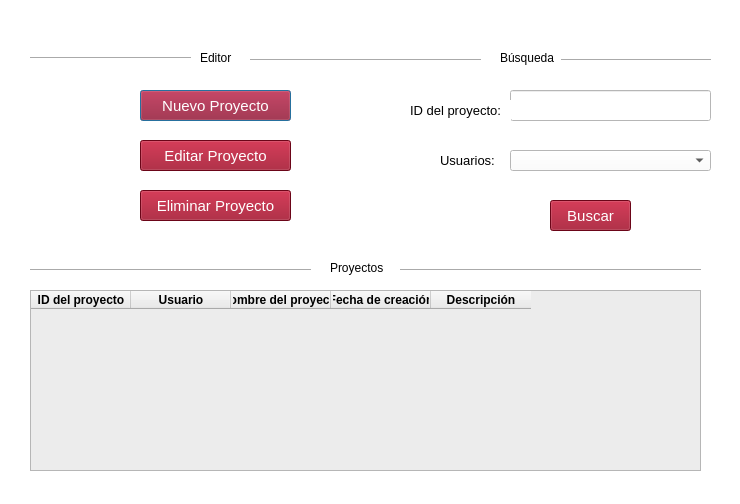
This is LangmuirProbeGUI/GUI/projectManager.ui in joseluisalf/LangmuirProbeDesktopApp as Qt 5 draws it before an edit. The edited form follows.
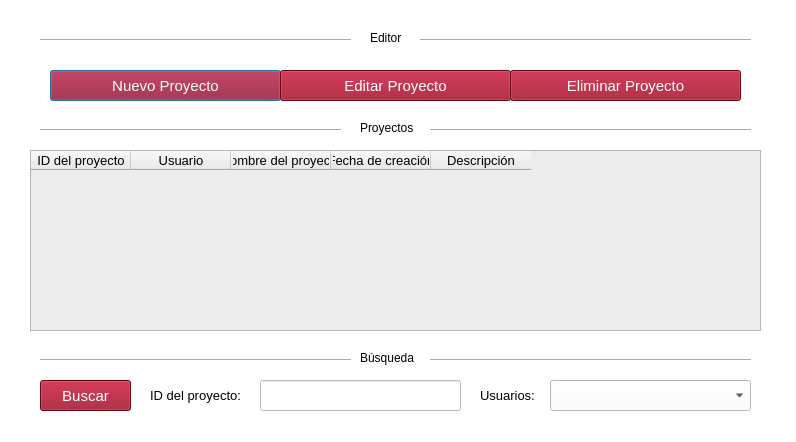
This is the edited form.

Commit message: change project manager interface

Diff of the .ui file:
```diff
--- a/LangmuirProbeGUI/GUI/projectManager.ui
+++ b/LangmuirProbeGUI/GUI/projectManager.ui
@@ -6,8 +6,8 @@
    <rect>
     <x>0</x>
     <y>0</y>
-    <width>740</width>
-    <height>504</height>
+    <width>796</width>
+    <height>442</height>
    </rect>
   </property>
   <property name="windowTitle">
@@ -22,9 +22,9 @@
   <widget class="QPushButton" name="btnNewProject">
    <property name="geometry">
     <rect>
-     <x>140</x>
-     <y>90</y>
-     <width>151</width>
+     <x>50</x>
+     <y>70</y>
+     <width>231</width>
      <height>31</height>
     </rect>
    </property>
@@ -49,9 +49,9 @@
   <widget class="QPushButton" name="btnModifyProject">
    <property name="geometry">
     <rect>
-     <x>140</x>
-     <y>140</y>
-     <width>151</width>
+     <x>280</x>
+     <y>70</y>
+     <width>231</width>
      <height>31</height>
     </rect>
    </property>
@@ -76,9 +76,9 @@
   <widget class="QPushButton" name="btnDeleteProject">
    <property name="geometry">
     <rect>
-     <x>140</x>
-     <y>190</y>
-     <width>151</width>
+     <x>510</x>
+     <y>70</y>
+     <width>231</width>
      <height>31</height>
     </rect>
    </property>
@@ -103,10 +103,10 @@
   <widget class="QLabel" name="label_6">
    <property name="geometry">
     <rect>
-     <x>440</x>
-     <y>150</y>
+     <x>480</x>
+     <y>380</y>
      <width>61</width>
-     <height>21</height>
+     <height>31</height>
     </rect>
    </property>
    <property name="font">
@@ -122,8 +122,8 @@
   <widget class="QLineEdit" name="txtIdProject">
    <property name="geometry">
     <rect>
-     <x>510</x>
-     <y>90</y>
+     <x>260</x>
+     <y>380</y>
      <width>201</width>
      <height>31</height>
     </rect>
@@ -141,20 +141,20 @@
   <widget class="QComboBox" name="dpwComboBox">
    <property name="geometry">
     <rect>
-     <x>510</x>
-     <y>150</y>
+     <x>550</x>
+     <y>380</y>
      <width>201</width>
-     <height>21</height>
+     <height>31</height>
     </rect>
    </property>
   </widget>
   <widget class="QLabel" name="label_8">
    <property name="geometry">
     <rect>
-     <x>410</x>
-     <y>100</y>
+     <x>150</x>
+     <y>380</y>
      <width>101</width>
-     <height>21</height>
+     <height>31</height>
     </rect>
    </property>
    <property name="font">
@@ -170,9 +170,9 @@
   <widget class="QPushButton" name="btnFilterProject">
    <property name="geometry">
     <rect>
-     <x>550</x>
-     <y>200</y>
-     <width>81</width>
+     <x>40</x>
+     <y>380</y>
+     <width>91</width>
      <height>31</height>
     </rect>
    </property>
@@ -198,8 +198,8 @@
    <property name="geometry">
     <rect>
      <x>30</x>
-     <y>290</y>
-     <width>671</width>
+     <y>150</y>
+     <width>731</width>
      <height>181</height>
     </rect>
    </property>
@@ -211,20 +211,27 @@
 gridline-color: rgb(208, 208, 208);
 background-color: rgb(236, 236, 236);</string>
    </property>
+   <property name="showGrid">
+    <bool>true</bool>
+   </property>
    <column>
     <property name="text">
      <string>ID del proyecto</string>
     </property>
     <property name="font">
      <font>
-      <bold>true</bold>
+      <pointsize>10</pointsize>
+      <italic>false</italic>
+      <bold>false</bold>
+      <underline>false</underline>
+      <kerning>true</kerning>
      </font>
     </property>
     <property name="background">
      <color>
-      <red>159</red>
-      <green>35</green>
-      <blue>35</blue>
+      <red>213</red>
+      <green>213</green>
+      <blue>213</blue>
      </color>
     </property>
    </column>
@@ -234,14 +241,15 @@
     </property>
     <property name="font">
      <font>
-      <bold>true</bold>
+      <pointsize>10</pointsize>
+      <bold>false</bold>
      </font>
     </property>
     <property name="background">
      <color>
-      <red>159</red>
-      <green>35</green>
-      <blue>35</blue>
+      <red>213</red>
+      <green>213</green>
+      <blue>213</blue>
      </color>
     </property>
    </column>
@@ -251,14 +259,15 @@
     </property>
     <property name="font">
      <font>
-      <bold>true</bold>
+      <pointsize>10</pointsize>
+      <bold>false</bold>
      </font>
     </property>
     <property name="background">
      <color>
-      <red>159</red>
-      <green>35</green>
-      <blue>35</blue>
+      <red>213</red>
+      <green>213</green>
+      <blue>213</blue>
      </color>
     </property>
    </column>
@@ -268,14 +277,15 @@
     </property>
     <property name="font">
      <font>
-      <bold>true</bold>
+      <pointsize>10</pointsize>
+      <bold>false</bold>
      </font>
     </property>
     <property name="background">
      <color>
-      <red>159</red>
-      <green>35</green>
-      <blue>35</blue>
+      <red>213</red>
+      <green>213</green>
+      <blue>213</blue>
      </color>
     </property>
    </column>
@@ -285,14 +295,15 @@
     </property>
     <property name="font">
      <font>
-      <bold>true</bold>
+      <pointsize>10</pointsize>
+      <bold>false</bold>
      </font>
     </property>
     <property name="background">
      <color>
-      <red>159</red>
-      <green>35</green>
-      <blue>35</blue>
+      <red>213</red>
+      <green>213</green>
+      <blue>213</blue>
      </color>
     </property>
     <property name="foreground">
@@ -309,9 +320,9 @@
   <widget class="Line" name="line">
    <property name="geometry">
     <rect>
-     <x>30</x>
-     <y>260</y>
-     <width>281</width>
+     <x>40</x>
+     <y>120</y>
+     <width>301</width>
      <height>20</height>
     </rect>
    </property>
@@ -322,8 +333,8 @@
   <widget class="QLabel" name="label">
    <property name="geometry">
     <rect>
-     <x>330</x>
-     <y>260</y>
+     <x>360</x>
+     <y>120</y>
      <width>61</width>
      <height>16</height>
     </rect>
@@ -335,48 +346,9 @@
   <widget class="Line" name="line_2">
    <property name="geometry">
     <rect>
-     <x>400</x>
-     <y>260</y>
-     <width>301</width>
-     <height>20</height>
-    </rect>
-   </property>
-   <property name="orientation">
-    <enum>Qt::Horizontal</enum>
-   </property>
-  </widget>
-  <widget class="Line" name="line_4">
-   <property name="geometry">
-    <rect>
-     <x>30</x>
-     <y>50</y>
-     <width>161</width>
-     <height>16</height>
-    </rect>
-   </property>
-   <property name="orientation">
-    <enum>Qt::Horizontal</enum>
-   </property>
-  </widget>
-  <widget class="Line" name="line_5">
-   <property name="geometry">
-    <rect>
-     <x>250</x>
-     <y>50</y>
-     <width>231</width>
-     <height>20</height>
-    </rect>
-   </property>
-   <property name="orientation">
-    <enum>Qt::Horizontal</enum>
-   </property>
-  </widget>
-  <widget class="Line" name="line_6">
-   <property name="geometry">
-    <rect>
-     <x>560</x>
-     <y>50</y>
-     <width>151</width>
+     <x>430</x>
+     <y>120</y>
+     <width>321</width>
      <height>20</height>
     </rect>
    </property>
@@ -387,8 +359,8 @@
   <widget class="QLabel" name="label_2">
    <property name="geometry">
     <rect>
-     <x>200</x>
-     <y>50</y>
+     <x>370</x>
+     <y>30</y>
      <width>41</width>
      <height>16</height>
     </rect>
@@ -400,8 +372,8 @@
   <widget class="QLabel" name="label_3">
    <property name="geometry">
     <rect>
-     <x>500</x>
-     <y>50</y>
+     <x>360</x>
+     <y>350</y>
      <width>61</width>
      <height>16</height>
     </rect>
@@ -410,6 +382,58 @@
     <string>Búsqueda</string>
    </property>
   </widget>
+  <widget class="Line" name="line_3">
+   <property name="geometry">
+    <rect>
+     <x>40</x>
+     <y>350</y>
+     <width>311</width>
+     <height>20</height>
+    </rect>
+   </property>
+   <property name="orientation">
+    <enum>Qt::Horizontal</enum>
+   </property>
+  </widget>
+  <widget class="Line" name="line_7">
+   <property name="geometry">
+    <rect>
+     <x>430</x>
+     <y>350</y>
+     <width>321</width>
+     <height>20</height>
+    </rect>
+   </property>
+   <property name="orientation">
+    <enum>Qt::Horizontal</enum>
+   </property>
+  </widget>
+  <widget class="Line" name="line_6">
+   <property name="geometry">
+    <rect>
+     <x>40</x>
+     <y>30</y>
+     <width>311</width>
+     <height>20</height>
+    </rect>
+   </property>
+   <property name="orientation">
+    <enum>Qt::Horizontal</enum>
+   </property>
+  </widget>
+  <widget class="Line" name="line_8">
+   <property name="geometry">
+    <rect>
+     <x>420</x>
+     <y>30</y>
+     <width>331</width>
+     <height>20</height>
+    </rect>
+   </property>
+   <property name="orientation">
+    <enum>Qt::Horizontal</enum>
+   </property>
+  </widget>
  </widget>
  <resources/>
  <connections/>
```
The commit also changes 34 other files.
